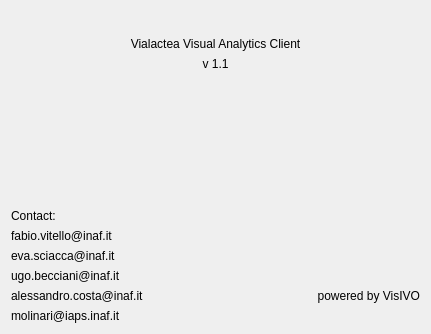
First picture: the form in Code/ui/aboutform.ui, repository VisIVOLab/ViaLacteaVisualAnalytics, before the edit.
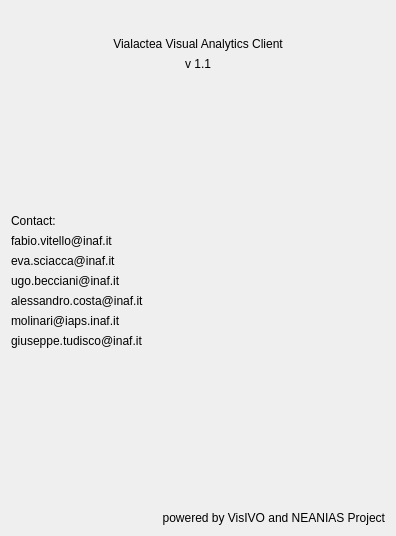
Second picture: the form after the edit. Icons and pictures are not drawn.

Commit message: Updated About Window

```diff
--- a/Code/ui/aboutform.ui
+++ b/Code/ui/aboutform.ui
@@ -6,8 +6,8 @@
    <rect>
     <x>0</x>
     <y>0</y>
-    <width>431</width>
-    <height>334</height>
+    <width>396</width>
+    <height>536</height>
    </rect>
   </property>
   <property name="windowTitle">
@@ -145,10 +145,34 @@
          </property>
         </widget>
        </item>
+       <item>
+        <widget class="QLabel" name="label_13">
+         <property name="text">
+          <string>giuseppe.tudisco@inaf.it</string>
+         </property>
+        </widget>
+       </item>
       </layout>
      </item>
+    </layout>
+   </item>
+   <item>
+    <spacer name="verticalSpacer_2">
+     <property name="orientation">
+      <enum>Qt::Vertical</enum>
+     </property>
+     <property name="sizeHint" stdset="0">
+      <size>
+       <width>20</width>
+       <height>20</height>
+      </size>
+     </property>
+    </spacer>
+   </item>
+   <item>
+    <layout class="QVBoxLayout" name="verticalLayout_4">
      <item>
-      <layout class="QVBoxLayout" name="verticalLayout_2">
+      <layout class="QHBoxLayout" name="horizontalLayout_4">
        <item>
         <widget class="QLabel" name="label_6">
          <property name="maximumSize">
@@ -169,17 +193,24 @@
         </widget>
        </item>
        <item>
-        <widget class="QLabel" name="label_4">
-         <property name="text">
-          <string>powered by VisIVO</string>
-         </property>
-         <property name="alignment">
-          <set>Qt::AlignRight|Qt::AlignTrailing|Qt::AlignVCenter</set>
+        <widget class="QLabel" name="label_12">
+         <property name="pixmap">
+          <pixmap resource="../visivo.qrc">:/icons/NEANIAS.jpg</pixmap>
          </property>
         </widget>
        </item>
       </layout>
      </item>
+     <item>
+      <widget class="QLabel" name="label_4">
+       <property name="text">
+        <string>powered by VisIVO and NEANIAS Project</string>
+       </property>
+       <property name="alignment">
+        <set>Qt::AlignRight|Qt::AlignTrailing|Qt::AlignVCenter</set>
+       </property>
+      </widget>
+     </item>
     </layout>
    </item>
   </layout>
```
The commit also changes 2 other files.
